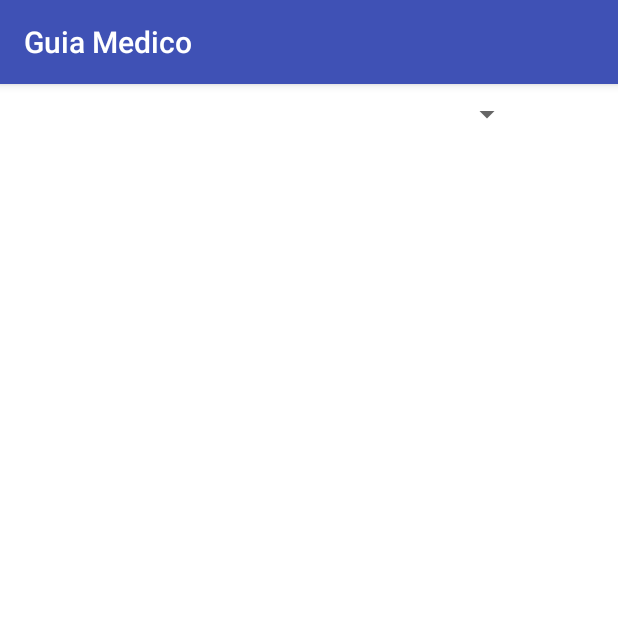
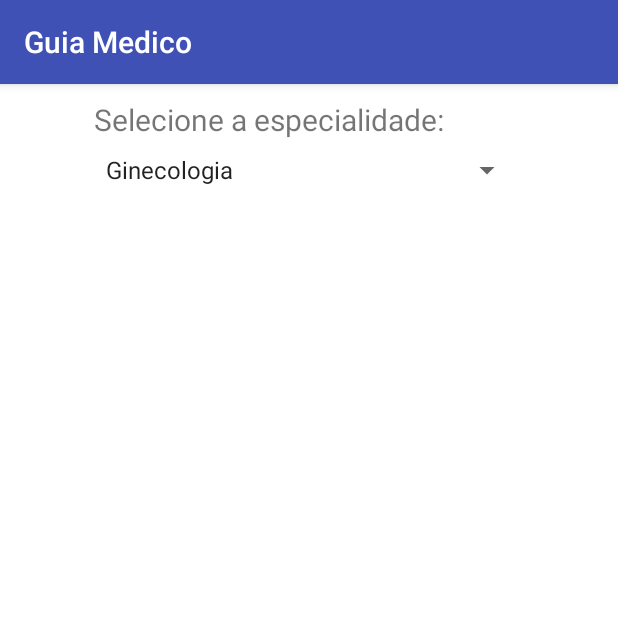
Before and after one commit to pauloweneson/sisSaude, an Android app: the indexActivity screen opened directly, with no data from a screen before it, on a phone screen of 412 x 824 dp, the top half of it. Run offline under Robolectric (Android 15) with nearby library versions, the phone set to English and light mode, and no system bars.

Commit message:
Pronto galera

```diff
--- a/app/src/main/java/com/wps/guiamedico/Funcoes.java
+++ b/app/src/main/java/com/wps/guiamedico/Funcoes.java
@@ -1,15 +1,15 @@
 package com.wps.guiamedico;
 
-import android.app.Activity;
 import android.content.Context;
 import android.content.DialogInterface;
 import android.support.v7.app.AlertDialog;
+import android.widget.ArrayAdapter;
+import android.widget.Spinner;
 
-/**
- * Created by Apollo on 16/08/2017.
- */
+import java.util.List;
 
-public class Funcoes {
+
+class Funcoes {
 
     public Funcoes() {}
 
@@ -27,4 +27,8 @@ public class Funcoes {
                 });
         alert.show();
     }
+
+    public void addItemSpinner(indexActivity classe, Spinner spinner, List<String> item) {
+        spinner.setAdapter(new ArrayAdapter(classe, android.R.layout.simple_spinner_item,item));
+    }
 }
--- a/app/src/main/java/com/wps/guiamedico/indexActivity.java
+++ b/app/src/main/java/com/wps/guiamedico/indexActivity.java
@@ -2,12 +2,26 @@ package com.wps.guiamedico;
 
 import android.support.v7.app.AppCompatActivity;
 import android.os.Bundle;
+import android.widget.Spinner;
+
+import java.util.ArrayList;
+import java.util.List;
 
 public class indexActivity extends AppCompatActivity {
-
+    List<String> list;
     @Override
     protected void onCreate(Bundle savedInstanceState) {
+        Funcoes funcoes = new Funcoes();
         super.onCreate(savedInstanceState);
         setContentView(R.layout.activity_index);
+
+        /*Para adicionar item no Spinner*/
+        list = new ArrayList();
+        list.add("Ginecologia");
+        list.add("Dermatologia");
+        list.add("Psiquiatria");
+
+        funcoes.addItemSpinner(this, (Spinner) findViewById(R.id.spinner),list);
+        /*Fim adicionar item no Spinner*/
     }
 }
--- a/app/src/main/res/layout/activity_index.xml
+++ b/app/src/main/res/layout/activity_index.xml
@@ -1,6 +1,5 @@
 <?xml version="1.0" encoding="utf-8"?>
 <LinearLayout xmlns:android="http://schemas.android.com/apk/res/android"
-    xmlns:app="http://schemas.android.com/apk/res-auto"
     xmlns:tools="http://schemas.android.com/tools"
     android:layout_width="match_parent"
     android:layout_height="match_parent"
@@ -9,6 +8,15 @@
     tools:context="com.wps.guiamedico.indexActivity"
     android:weightSum="1">
 
+    <TextView
+        android:id="@+id/textView3"
+        android:layout_width="286dp"
+        android:layout_height="wrap_content"
+        android:layout_gravity="center_horizontal"
+        android:layout_marginTop="10dp"
+        android:text="Selecione a especialidade:"
+        android:textSize="20sp" />
+
     <Spinner
         android:id="@+id/spinner"
         android:layout_width="286dp"
```
